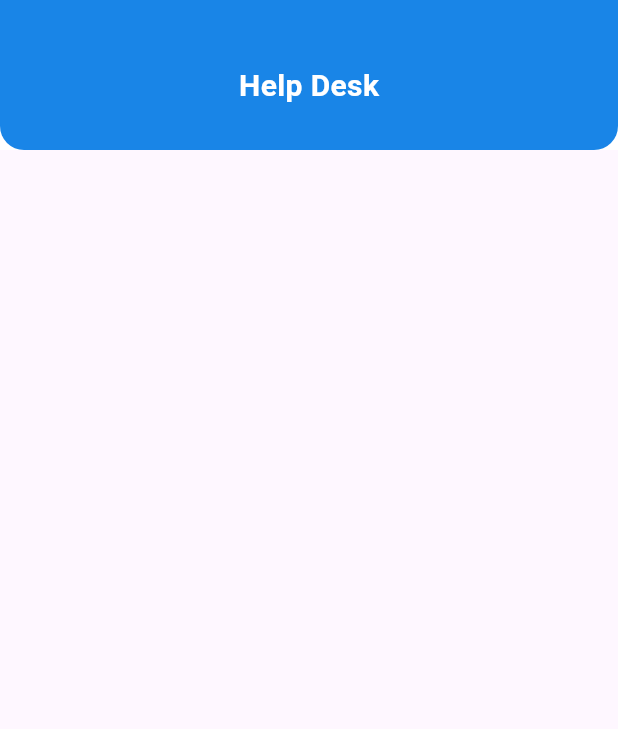
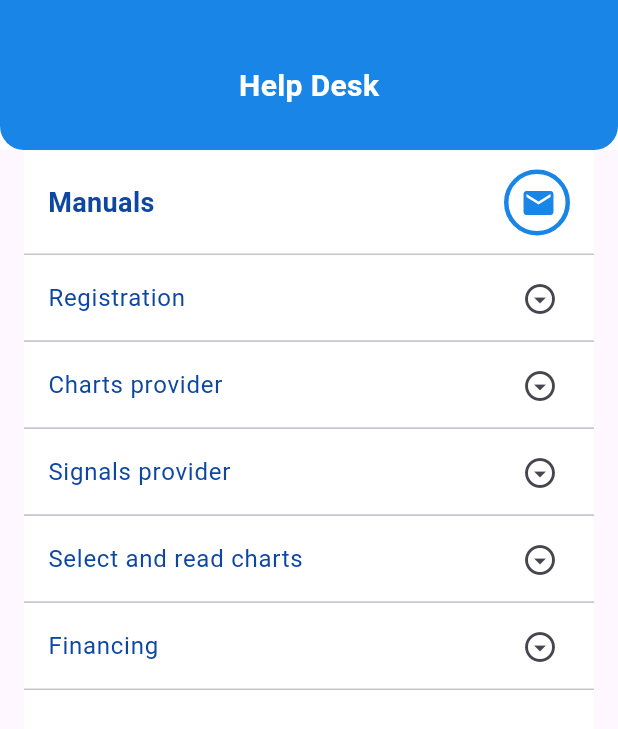
Before and after one commit to Aqsaaaa/Trading_App, a Flutter app: the HelpDeskPage screen opened directly, on a phone screen of 412 x 824 dp. Shown: the top 729 px of the screen. Run offline on Flutter 3.47's test engine with Material 3 defaults, Android fonts, the phone set to English and light mode, and no system bars; our stand-ins replace flutter_svg, go_router.

Commit message:
feat: add expansion tile

```diff
--- /dev/null
+++ b/lib/modules/expansion_panel/expandable_menu.dart
@@ -0,0 +1,111 @@
+import 'package:flutter/material.dart';
+
+import '../../gen/colors.gen.dart';
+
+class ExpandableMenu extends StatelessWidget {
+  const ExpandableMenu({Key? key});
+
+  @override
+  Widget build(BuildContext context) {
+    return Column(
+      crossAxisAlignment: CrossAxisAlignment.start,
+      children: <Widget>[
+        Container(
+          padding: const EdgeInsets.symmetric(vertical: 8),
+          margin: const EdgeInsets.symmetric(horizontal: 16),
+          child: Row(
+            mainAxisAlignment: MainAxisAlignment.spaceBetween,
+            children: [
+              Text(
+                'Manuals',
+                style: TextStyle(
+                  fontSize: 18,
+                  fontWeight: FontWeight.bold,
+                  color: Colors.blue.shade900,
+                ),
+              ),
+              Container(
+                width: 44,
+                decoration: BoxDecoration(
+                  border: Border.all(color: ColorName.blue, width: 3),
+                  shape: BoxShape.circle,
+                ),
+                child: IconButton(
+                  onPressed: () {},
+                  icon: const Icon(
+                    Icons.email,
+                    color: ColorName.blue,
+                  ),
+                ),
+              )
+            ],
+          ),
+        ),
+        const Divider(height: 0),
+        buildClickableTile(
+            'Registration',
+            <Widget>[const ListTile(title: Text('Example 1'))],
+            context
+        ),
+        const Divider(height: 0),
+        buildClickableTile(
+            'Charts provider',
+            <Widget>[const ListTile(title: Text('Example 1'))],
+            context
+        ),
+        const Divider(height: 0),
+        buildClickableTile(
+            'Signals provider',
+            <Widget>[const ListTile(title: Text('Example 1'))],
+            context
+        ),
+        const Divider(height: 0),
+        buildClickableTile(
+          'Select and read charts',
+          <Widget>[const ListTile(title: Text('Example 1'))],
+            context
+        ),
+        const Divider(height: 0),
+        buildClickableTile(
+          'Financing',
+          <Widget>[
+            const ListTile(title: Text('How to deposit')),
+            const ListTile(title: Text('How to get earning from upload chart')),
+            const ListTile(title: Text('How to withdraw')),
+          ],
+            context
+        ),
+      ],
+    );
+  }
+
+  Widget buildClickableTile(String title, List<Widget> children,
+      BuildContext context) {
+    return InkWell(
+      onTap: () {
+        // Handle the tap event here
+        ScaffoldMessenger.of(context).showSnackBar(
+            SnackBar(
+              content: Text('$title clicked!'),
+            )
+        );
+        print('$title clicked!');
+      },
+      child: Column(
+        children: [
+          ExpansionTile(
+            title: Text(
+              title,
+              style: TextStyle(
+                color: Colors.blue.shade900,
+              ),
+            ),
+            trailing: const Icon(Icons.arrow_drop_down_circle_outlined),
+            children: children,
+          ),
+          const Divider(height: 0),
+        ],
+      ),
+    );
+  }
+}
--- a/lib/modules/help_desk/help_desk_page.dart
+++ b/lib/modules/help_desk/help_desk_page.dart
@@ -2,6 +2,8 @@
 
 import 'package:flutter/material.dart';
 import 'package:trading_app/gen/colors.gen.dart';
+import 'package:trading_app/modules/expansion_panel/expandable_menu.dart';
+import 'package:trading_app/modules/expansion_panel/expansion_panel.dart';
 
 class HelpDeskPage extends StatefulWidget {
   const HelpDeskPage({Key? key}) : super(key: key);
@@ -61,6 +63,11 @@ class _HelpDeskPageState extends State<HelpDeskPage>
           ),
         ),
       ),
+      body: Container(
+        color: ColorName.white,
+        margin: EdgeInsets.symmetric(horizontal: 16),
+        child: ExpandableMenu(),
+      ),
     );
   }
 }
```
